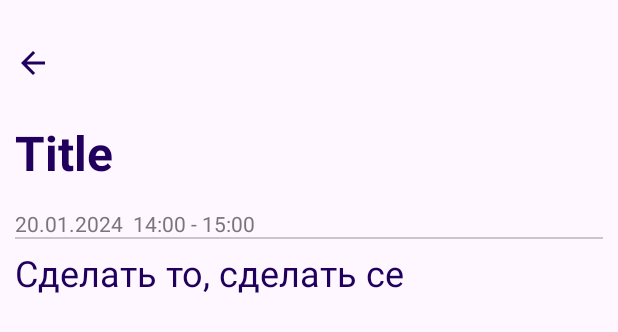
After one commit to sitegit/ToDoList, an Android app built with Jetpack Compose: the @Preview function DetailScreen, on a phone screen of 412 x 824 dp. The commit adds this screen. Shown: the top 332 px of the screen. Run offline under Robolectric (Android 15) with nearby library versions, the phone set to English and light mode, and no system bars.

Commit message:
create detail screen and add added a function to get detailed information

```diff
--- a/app/src/main/java/com/example/todolist/data/local/database/ToDoDao.kt
+++ b/app/src/main/java/com/example/todolist/data/local/database/ToDoDao.kt
@@ -14,4 +14,7 @@ interface ToDoDao {
 
     @Insert(onConflict = OnConflictStrategy.REPLACE)
     suspend fun insertTask(task: ToDoDb)
+
+    @Query("SELECT * FROM to_do_list WHERE id = :id")
+    suspend fun getTask(id: Int): ToDoDb
 }
--- a/app/src/main/java/com/example/todolist/data/local/repository/ToDoRepository.kt
+++ b/app/src/main/java/com/example/todolist/data/local/repository/ToDoRepository.kt
@@ -8,4 +8,6 @@ interface ToDoRepository {
     fun getTasksForDay(dayStart: Long, dayEnd: Long): Flow<List<ToDoDb>>
 
     suspend fun addTask(task: ToDoDb)
+
+    suspend fun getTask(id: Int): ToDoDb
 }
--- a/app/src/main/java/com/example/todolist/data/local/repository/ToDoRepositoryImpl.kt
+++ b/app/src/main/java/com/example/todolist/data/local/repository/ToDoRepositoryImpl.kt
@@ -15,4 +15,6 @@ class ToDoRepositoryImpl @Inject constructor(
     override suspend fun addTask(task: ToDoDb) {
         toDoDao.insertTask(task)
     }
+
+    override suspend fun getTask(id: Int): ToDoDb = toDoDao.getTask(id)
 }
--- a/app/src/main/java/com/example/todolist/di/ViewModelModule.kt
+++ b/app/src/main/java/com/example/todolist/di/ViewModelModule.kt
@@ -1,6 +1,7 @@
 package com.example.todolist.di
 
 import androidx.lifecycle.ViewModel
+import com.example.todolist.presentation.detail.DetailViewModel
 import com.example.todolist.presentation.to_do_list.ToDoListViewModel
 import dagger.Binds
 import dagger.Module
@@ -13,4 +14,9 @@ interface ViewModelModule {
     @IntoMap
     @ViewModelKey(ToDoListViewModel::class)
     fun bindToDoListViewModel(viewModel: ToDoListViewModel): ViewModel
+
+    @Binds
+    @IntoMap
+    @ViewModelKey(DetailViewModel::class)
+    fun bindDetailViewModel(viewModel: DetailViewModel): ViewModel
 }
--- a/app/src/main/java/com/example/todolist/ViewModuleFactory.kt
+++ b/app/src/main/java/com/example/todolist/presentation/ViewModuleFactory.kt
@@ -1,8 +1,7 @@
-package com.example.todolist
+package com.example.todolist.presentation
 
 import androidx.lifecycle.ViewModel
 import androidx.lifecycle.ViewModelProvider
-import com.example.todolist.di.ApplicationScope
 import javax.inject.Inject
 import javax.inject.Provider
 
--- /dev/null
+++ b/app/src/main/java/com/example/todolist/presentation/detail/DetailScreen.kt
@@ -0,0 +1,57 @@
+package com.example.todolist.presentation.detail
+
+import androidx.compose.foundation.background
+import androidx.compose.foundation.layout.Column
+import androidx.compose.foundation.layout.Spacer
+import androidx.compose.foundation.layout.fillMaxSize
+import androidx.compose.foundation.layout.height
+import androidx.compose.foundation.layout.padding
+import androidx.compose.material.icons.Icons
+import androidx.compose.material.icons.filled.ArrowBack
+import androidx.compose.material3.Divider
+import androidx.compose.material3.Icon
+import androidx.compose.material3.MaterialTheme
+import androidx.compose.material3.Text
+import androidx.compose.runtime.Composable
+import androidx.compose.ui.Modifier
+import androidx.compose.ui.text.font.FontWeight
+import androidx.compose.ui.tooling.preview.Preview
+import androidx.compose.ui.unit.dp
+import androidx.compose.ui.unit.sp
+
+@Preview
+@Composable
+fun DetailScreen() {
+    Column(
+        modifier = Modifier
+            .fillMaxSize()
+            .background(MaterialTheme.colorScheme.background)
+            .padding(vertical = 30.dp, horizontal = 10.dp)
+    ) {
+        Icon(
+            imageVector = Icons.Filled.ArrowBack,
+            contentDescription = null,
+            tint = MaterialTheme.colorScheme.onPrimaryContainer
+        )
+        Spacer(modifier = Modifier.height(30.dp))
+        Text(
+            text = "Title",
+            fontWeight = FontWeight.Bold,
+            fontSize = 32.sp,
+            color = MaterialTheme.colorScheme.onPrimaryContainer
+        )
+        Spacer(modifier = Modifier.height(20.dp))
+        Text(
+            text = "20.01.2024  14:00 - 15:00",
+            color = MaterialTheme.colorScheme.outline,
+            fontSize = 14.sp,
+        )
+        Divider()
+        Spacer(modifier = Modifier.height(10.dp))
+        Text(
+            text = "Сделать то, сделать се",
+            color = MaterialTheme.colorScheme.onPrimaryContainer,
+            fontSize = 24.sp,
+        )
+    }
+}
```
Also changed, not shown: app/src/main/java/com/example/todolist/presentation/MainActivity.kt (+21 -8 lines), app/src/main/java/com/example/todolist/presentation/detail/DetailViewModel.kt (added, +19 -0 lines), app/src/main/java/com/example/todolist/presentation/to_do_list/ListScreenState.kt (added, +14 -0 lines), app/src/main/java/com/example/todolist/presentation/to_do_list/ToDoListScreen.kt (+14 -7 lines), app/src/main/java/com/example/todolist/presentation/to_do_list/ToDoListScreenState.kt (deleted, +0 -14 lines), app/src/main/java/com/example/todolist/presentation/to_do_list/ToDoListViewModel.kt (+3 -6 lines).
